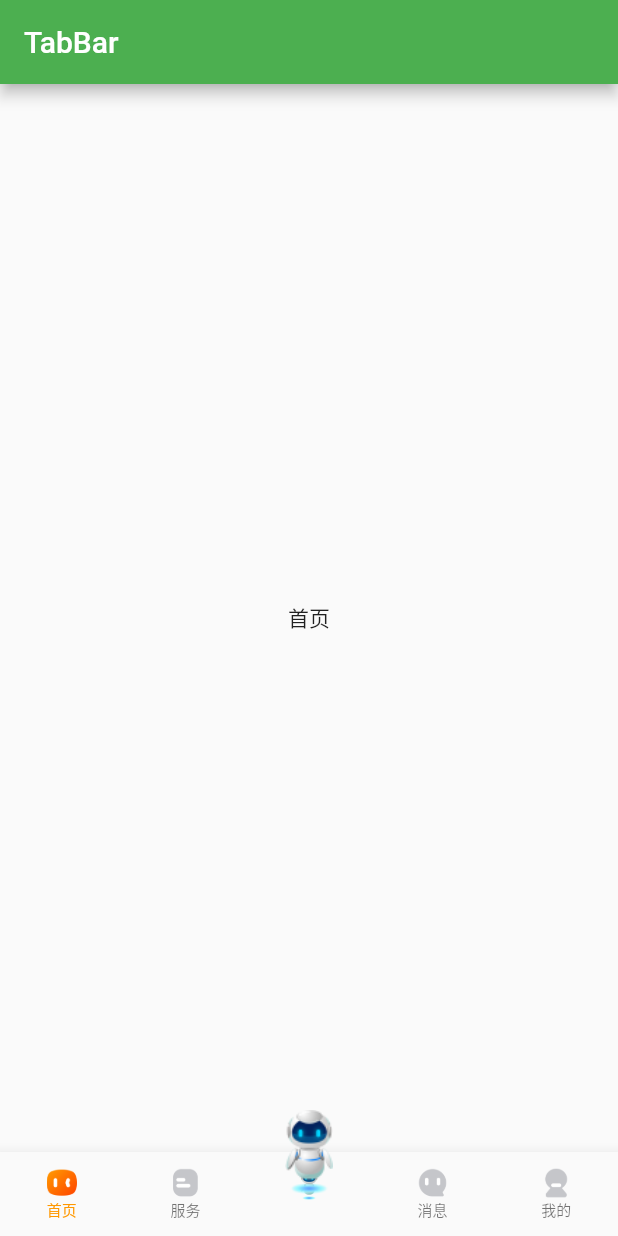
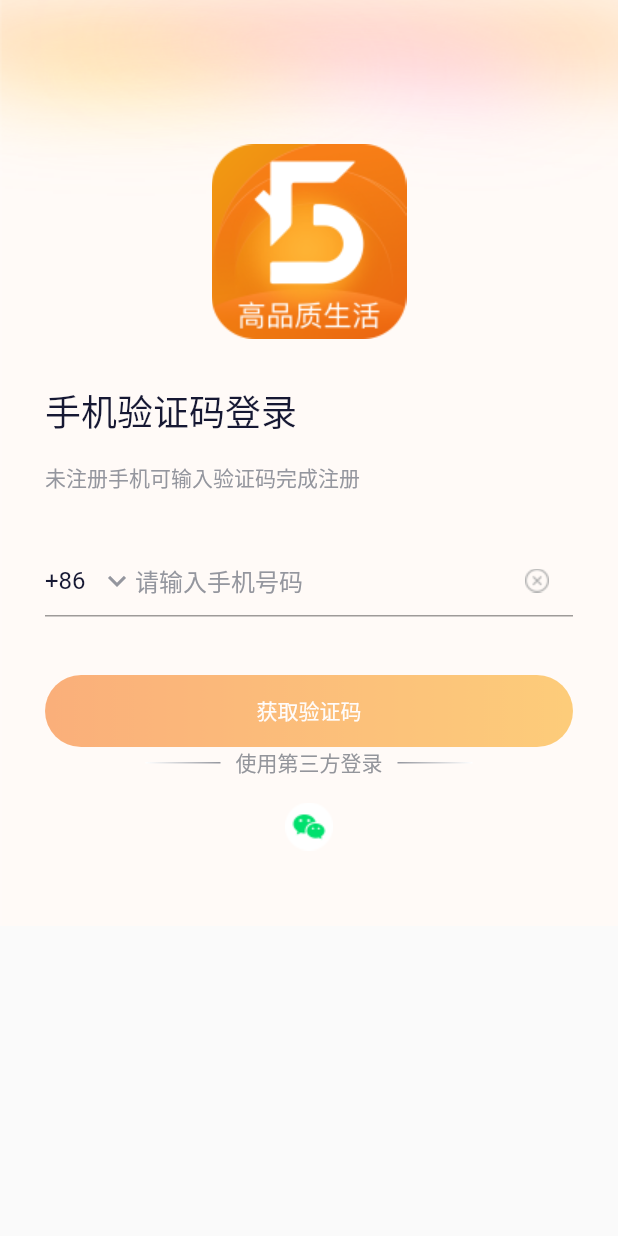
Before and after one commit to TalkMu/xiaowu, a Flutter app: the screen it shows after launch, on a phone screen of 412 x 824 dp. Run offline on Flutter 3.47's test engine with Material 2 defaults, Android fonts, the phone set to English and light mode, and no system bars.

Commit message:
完成登录页面

```diff
--- a/lib/main.dart
+++ b/lib/main.dart
@@ -1,7 +1,8 @@
 import 'package:flutter/material.dart';
-import 'package:xiaowu/page/tab_bar/TabBarPage.dart';
+import 'package:xiaowu/page/login/LoginPage.dart';
 
 void main() {
+
   runApp(MyApp());
 }
 
@@ -10,8 +11,9 @@ class MyApp extends StatelessWidget {
   @override
   Widget build(BuildContext context) {
     return MaterialApp(
+      debugShowCheckedModeBanner: false,
       // Scaffold 定义导航头部和页面主要内容
-      home: TabBarPage(),
+      home: LoginPage(),
       theme: ThemeData(
         primarySwatch: Colors.green,
       ),
--- /dev/null
+++ b/lib/page/login/LoginPage.dart
@@ -0,0 +1,209 @@
+import 'package:flutter/cupertino.dart';
+import 'package:flutter/material.dart';
+import 'package:xiaowu/util/ColorUtil.dart';
+
+class LoginPage extends StatefulWidget {
+  @override
+  State createState() {
+    return new _LoginPageState();
+  }
+}
+
+class _LoginPageState extends State<LoginPage> {
+  TextEditingController phoneController = new TextEditingController();
+  @override
+  Widget build(BuildContext context) {
+    return Scaffold(
+        body:SingleChildScrollView(
+          child: GestureDetector(
+            behavior: HitTestBehavior.translucent,
+            onTap: () {
+              // 触摸收起键盘
+              FocusScope.of(context).requestFocus(FocusNode());
+            },
+            child: Container(
+                decoration: BoxDecoration(
+                  image: new DecorationImage(
+                    fit: BoxFit.fill,
+                    image: AssetImage("assets/images/login/bg.png"),
+                  ),
+                ),
+                child: Container(
+                  margin: EdgeInsets.symmetric(vertical: 0, horizontal: 30),
+                  child: Column(
+                    children: [
+                      Container(
+                        margin: EdgeInsets.only(top: 96),
+                        child: Image.asset(
+                          "assets/images/login/logo.png",
+                          width: 130,
+                          height: 130,
+                        ),
+                      ),
+                      Container(
+                        alignment: Alignment(-1, 0),
+                        margin: EdgeInsets.only(top: 30),
+                        child: Text(
+                          "手机验证码登录",
+                          style: TextStyle(
+                              fontSize: 24, color: ColorUtil.fromHex('#FF161833')),
+                        ),
+                      ),
+                      Container(
+                        alignment: Alignment(-1, 0),
+                        margin: EdgeInsets.only(top: 16),
+                        child: Text(
+                          "未注册手机可输入验证码完成注册",
+                          style: TextStyle(
+                              fontSize: 14, color: ColorUtil.fromHex('#FF94969E')),
+                        ),
+                      ),
+                      Container(
+                        margin: EdgeInsets.only(top: 34),
+                        child: TextField(
+                          controller: phoneController,
+                          keyboardType: TextInputType.number,
+                          decoration: InputDecoration(
+                            hintText: "请输入手机号码",
+                            hintStyle: TextStyle(
+                              color: ColorUtil.fromHex("#FF94969E"),
+                            ),
+                            prefixIcon: Container(
+                              child: Row(
+                                mainAxisSize: MainAxisSize.min,
+                                children: [
+                                  Container(
+                                    child: Text(
+                                      "+86",
+                                      style: TextStyle(
+                                          color: ColorUtil.fromHex("#161833"),
+                                          fontSize: 16),
+                                    ),
+                                  ),
+                                  Container(
+                                    margin: EdgeInsets.only(left: 9),
+                                    child: Icon(
+                                      Icons.keyboard_arrow_down_sharp,
+                                      color: ColorUtil.fromHex("#94969E"),
+                                    ),
+                                  )
+                                ],
+                              ),
+                            ),
+                            border: UnderlineInputBorder(
+                              borderSide:
+                              BorderSide(color: ColorUtil.fromHex("#DDDEDD")),
+                            ),
+                            focusedBorder: UnderlineInputBorder(
+                                borderSide: BorderSide(
+                                    color: ColorUtil.fromHex("#DDDEDD"))),
+                            suffixIcon: GestureDetector(
+                              onTap: (){
+                                this.phoneController.clear();
+                              },
+                              child: Image.asset("assets/images/login/cha.png"),
+                            ),
+                          ),
+                          autofocus: false,
+                        ),
+                      ),
+                      Opacity(
+                        opacity: this.checkPhone()?1:0.5,
+                        child: Container(
+                          margin: EdgeInsets.only(top: 39),
+                          width: MediaQuery.of(context).size.width,
+                          decoration: BoxDecoration(
+                              gradient: LinearGradient(
+                                colors: [
+                                  ColorUtil.fromHex("#F76600"),
+                                  ColorUtil.fromHex("#FCA000")
+                                ],
+                              ),
+                              borderRadius: BorderRadius.circular(24.5)),
+                          child: TextButton(
+                            child: Text(
+                              '获取验证码',
+                              style: TextStyle(color: Colors.white),
+                            ),
+                            onPressed: ()=>this.checkPhone()?this.getVerificationCode():null,
+                          ),
+                        ),
+                      ),
+                      Container(
+                        margin: EdgeInsets.only(bottom: 16),
+                        child: Row(
+                          mainAxisAlignment: MainAxisAlignment.center,
+                          children: [
+                            Container(
+                              decoration: BoxDecoration(
+                                  gradient: LinearGradient(
+                                    colors: [
+                                      ColorUtil.fromHex("#FFFFFF"),
+                                      ColorUtil.fromHex("#94969E")
+                                    ],
+                                  ),
+                              ),
+                              child: Container(width: 50, height: 1,),
+                            ),
+                            Container(
+                              margin: EdgeInsets.only(left: 10),
+                              child: Text("使用第三方登录",style: TextStyle(color: ColorUtil.fromHex("#93959B"),fontSize: 14),),
+                            ),
+                            Container(
+                              margin: EdgeInsets.only(left: 10),
+                              decoration: BoxDecoration(
+                                gradient: LinearGradient(
+                                  colors: [
+                                    ColorUtil.fromHex("#94969E"),
+                                    ColorUtil.fromHex("#FFFFFF")
+                                  ],
+                                ),
+                              ),
+                              child: Container(width: 50, height: 1,),
+                            ),
+                          ],
+                        ),
+                      ),
+                      Container(
+                        margin: EdgeInsets.only(bottom: 50),
+                        child: GestureDetector(
+                          onTap: (){
+                            this.weiXinLogin();
+                          },
+                          child: Image.asset(
+                            "assets/images/login/weixin.png",
+                            width: 32,
+                            height: 32,
+                          ),
+                        ),
+                      ),
+                    ],
+                  ),
+                )),
+          ),
+        )
+    );
+  }
+
+  /// 校验电话号码是否通过
+  bool checkPhone(){
+    var phone = this.phoneController.text;
+    if(phone.isEmpty){
+      return false;
+    }
+    if(phone.length != 11){
+      return false;
+    }
+    return true;
+  }
+
+  bool getVerificationCode(){
+    print("获取验证码");
+    return true;
+  }
+
+  bool weiXinLogin(){
+    print("点击微信登录");
+    return true;
+  }
+}
--- /dev/null
+++ b/lib/util/ColorUtil.dart
@@ -0,0 +1,11 @@
+import 'package:flutter/material.dart';
+
+class ColorUtil {
+  /// String is in the format "aabbcc" or "ffaabbcc" with an optional leading "#".
+  static Color fromHex(String hexString) {
+    final buffer = StringBuffer();
+    if (hexString.length == 6 || hexString.length == 7) buffer.write('ff');
+    buffer.write(hexString.replaceFirst('#', ''));
+    return Color(int.parse(buffer.toString(), radix: 16));
+  }
+}
--- a/pubspec.yaml
+++ b/pubspec.yaml
@@ -47,6 +47,7 @@ flutter:
   # To add assets to your application, add an assets section, like this:
   assets:
     - assets/images/tab_bar/
+    - assets/images/login/
 
   # An image asset can refer to one or more resolution-specific "variants", see
   # https://flutter.dev/assets-and-images/#resolution-aware.
```
Also changed, not shown: assets/images/login/bg.png (added), assets/images/login/bg@2x.png (added), assets/images/login/bg@3x.png (added), assets/images/login/cha.png (added), assets/images/login/cha@2x.png (added), assets/images/login/cha@3x.png (added), assets/images/login/logo.png (added), assets/images/login/logo@2x.png (added), assets/images/login/logo@3x.png (added), assets/images/login/weixin.png (added), assets/images/login/weixin@2x.png (added), assets/images/login/weixin@3x.png (added).
